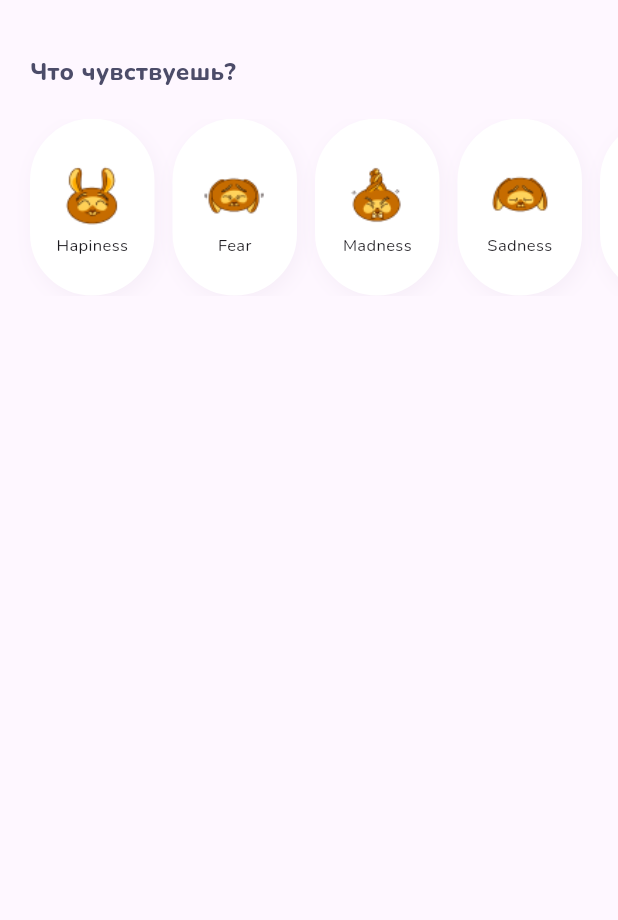
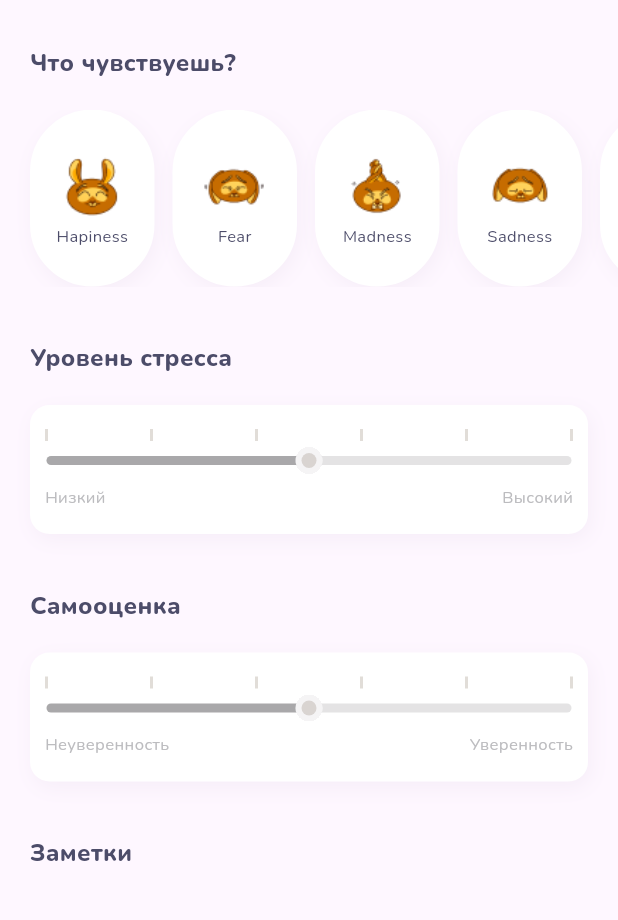
Before and after one commit to MaksimLevchenko/mood_diary, a Flutter app: the screen it shows after launch, after a tap on "Статистика", after a tap on "Дневник настроения", on a phone screen of 412 x 824 dp, the part 129-1049 px from its top. Run offline on Flutter 3.47's test engine with Material 3 defaults, Android fonts, the phone set to English and light mode, and no system bars; our stand-ins replace google_fonts.

Commit message:
Added sliders to main screen

```diff
--- a/lib/app_style/colors.dart
+++ b/lib/app_style/colors.dart
@@ -3,6 +3,7 @@ import 'package:flutter/material.dart';
 class AppColors {
   static Color lightBackground = const Color.fromRGBO(255, 253, 252, 1);
   static Color black = const Color.fromRGBO(76, 76, 105, 1);
+  static Color gray1 = const Color.fromRGBO(145, 158, 171, 1);
   static Color gray2 = const Color.fromRGBO(188, 188, 191, 1);
   static Color gray4 = const Color.fromRGBO(242, 242, 242, 1);
   static Color gray5 = const Color.fromRGBO(225, 221, 216, 1);
--- a/lib/models/person_mood.dart
+++ b/lib/models/person_mood.dart
@@ -57,12 +57,7 @@ class PersonMood extends ChangeNotifier {
     notifyListeners();
   }
 
-  double _stressLevel = 0.5;
-  double get stressLevel => _stressLevel;
-  set stressLevel(double value) {
-    _stressLevel = value;
-    // notifyListeners();
-  }
+  double stressLevel = 0.5;
 
   double selfAssessment = 0.5;
 
--- a/lib/screens/main_screen/main_screen.dart
+++ b/lib/screens/main_screen/main_screen.dart
@@ -6,7 +6,7 @@ import 'package:mood_diary/app_style/images.dart';
 import 'package:mood_diary/app_style/utils.dart';
 import 'package:mood_diary/screens/main_screen/tabs/mood_diary.dart';
 import 'package:mood_diary/screens/main_screen/tabs/statistic.dart';
-import 'package:mood_diary/widgets/tab_slider.dart';
+import 'package:mood_diary/widgets/tab_buttons.dart';
 import 'package:provider/provider.dart';
 
 class MainScreen extends StatefulWidget {
@@ -18,11 +18,11 @@ class MainScreen extends StatefulWidget {
 
 class _MainScreenState extends State<MainScreen> {
   GlobalKey tabBarKey = GlobalKey();
-  List<String> tabsNames = [
+  final List<String> tabsNames = [
     'Дневник настроения',
     'Статистика',
   ];
-  List<String> tabsIcons = [
+  final List<String> tabsIcons = [
     AppImages.diaryIconPath,
     AppImages.statisticIconPath,
   ];
@@ -73,15 +73,15 @@ class _MainScreenState extends State<MainScreen> {
         padding: const EdgeInsets.symmetric(horizontal: 20),
         child: Column(children: [
           Center(child: tabSelectWidget()),
-          const SizedBox(height: 36),
-          selectedTab == 0 ? MoodDiaryTab() : StatisticTab(),
+          const SizedBox(height: 30),
+          selectedTab == 0 ? const MoodDiaryTab() : const StatisticTab(),
         ]),
       ),
     );
   }
 
   Widget tabSelectWidget({GlobalKey? key}) {
-    return TabSlider(
+    return TabButtons(
       buttonIcons: tabsIcons,
       buttonNames: tabsNames,
       selectedTab: selectedTab,
--- a/lib/screens/main_screen/tabs/mood_diary.dart
+++ b/lib/screens/main_screen/tabs/mood_diary.dart
@@ -1,10 +1,9 @@
-import 'dart:ffi';
-
 import 'package:flutter/material.dart';
 import 'package:google_fonts/google_fonts.dart';
 import 'package:mood_diary/app_style/colors.dart';
 import 'package:mood_diary/app_style/utils.dart';
 import 'package:mood_diary/models/person_mood.dart';
+import 'package:mood_diary/widgets/dual_color_slider_shapes.dart';
 import 'package:provider/provider.dart';
 
 class MoodDiaryTab extends StatelessWidget {
@@ -14,12 +13,13 @@ class MoodDiaryTab extends StatelessWidget {
   Widget build(BuildContext context) {
     bool isMoodSelected =
         Provider.of<PersonMood>(context).pickedMoodIndex != null;
-    return Column(
+    return SingleChildScrollView(
+      child: Column(
         mainAxisAlignment: MainAxisAlignment.start,
         crossAxisAlignment: CrossAxisAlignment.start,
         children: [
           whatDoYouFeelText(),
-        const SizedBox(height: 20),
+          const SizedBox(height: Sizes.distanceInElement),
           SizedBox(
             height: Sizes.moodBoxSize.height,
             child: OverflowBox(
@@ -28,9 +28,23 @@ class MoodDiaryTab extends StatelessWidget {
               child: moodsListView(context),
             ),
           ),
-        SizedBox(height: 20),
-        isMoodSelected ? emotionsSelection(context) : SizedBox.square(),
+          isMoodSelected
+              ? const SizedBox(height: Sizes.distanceInElement)
+              : const SizedBox(),
+          isMoodSelected ? emotionsSelection(context) : const SizedBox(),
+          const SizedBox(height: Sizes.distanceBetweenElements),
+          stressLevelText(),
+          const SizedBox(height: Sizes.distanceInElement),
+          stressSlider(context),
+          const SizedBox(height: Sizes.distanceBetweenElements),
+          selfAssumingText(),
+          const SizedBox(height: Sizes.distanceInElement),
+          selfAssumingSlider(context),
+          const SizedBox(height: Sizes.distanceBetweenElements),
+          notesText(),
+          const SizedBox(height: Sizes.distanceInElement),
         ],
+      ),
     );
   }
 
@@ -43,14 +57,155 @@ class MoodDiaryTab extends StatelessWidget {
         ),
       );
 
+  Text stressLevelText() => Text(
+        'Уровень стресса',
+        style: GoogleFonts.nunito(
+          fontSize: 16,
+          fontWeight: FontWeight.w800,
+          color: AppColors.black,
+        ),
+      );
+
+  Widget stressSlider(BuildContext context) {
+    final personMood = Provider.of<PersonMood>(context);
+    onChanged(value) {
+      personMood.stressLevel = value;
+    }
+
+    return sliderBlockBuilder(context, () => personMood.stressLevel, onChanged,
+        ['Низкий', 'Высокий']);
+  }
+
+  Text notesText() => Text(
+        'Заметки',
+        style: GoogleFonts.nunito(
+          fontSize: 16,
+          fontWeight: FontWeight.w800,
+          color: AppColors.black,
+        ),
+      );
+
+  Text selfAssumingText() => Text(
+        'Самооценка',
+        style: GoogleFonts.nunito(
+          fontSize: 16,
+          fontWeight: FontWeight.w800,
+          color: AppColors.black,
+        ),
+      );
+
+  Widget selfAssumingSlider(BuildContext context) {
+    final personMood = Provider.of<PersonMood>(context);
+    onChanged(value) {
+      personMood.selfAssessment = value;
+    }
+
+    return sliderBlockBuilder(context, () => personMood.selfAssessment,
+        onChanged, ['Неуверенность', 'Уверенность']);
+  }
+
+  Widget sliderBlockBuilder(
+    BuildContext context,
+    double Function() getValue,
+    void Function(double) onChanged,
+    List<String> edgeNames,
+  ) {
+    const int stickNum = 6;
+    final List<SizedBox> sticks = List.generate(stickNum, (_) {
+      return SizedBox.fromSize(
+        size: Sizes.sliderBoxSticksSize,
+        child: DecoratedBox(
+          decoration: BoxDecoration(color: AppColors.gray5),
+        ),
+      );
+    });
+    bool isActive = Provider.of<PersonMood>(context).pickedMoodIndex != null;
+
+    final List<Text> edgeWidgets = edgeNames.map(
+      (e) {
+        return Text(
+          e,
+          style: GoogleFonts.nunito(
+            fontWeight: FontWeight.w400,
+            fontSize: 11,
+            color: isActive ? AppColors.gray1 : AppColors.gray2,
+          ),
+        );
+      },
+    ).toList();
+
+    return Container(
+      decoration: BoxDecoration(
+        borderRadius: BorderRadius.circular(Sizes.sliderBoxRadius),
+        color: Colors.white,
+        boxShadow: [AppColors.shadow],
+      ),
+      padding: const EdgeInsets.symmetric(vertical: 16, horizontal: 2.0),
+      child: Column(
+        children: [
+          Padding(
+            padding: const EdgeInsets.symmetric(horizontal: 8.0),
+            child: Row(
+              mainAxisAlignment: MainAxisAlignment.spaceBetween,
+              children: sticks,
+            ),
+          ),
+          const SizedBox(height: 4),
+          sliderBuilder(onChanged, getValue),
+          const SizedBox(height: 8),
+          Padding(
+            padding: const EdgeInsets.symmetric(horizontal: 8.0),
+            child: Row(
+              mainAxisAlignment: MainAxisAlignment.spaceBetween,
+              children: edgeWidgets,
+            ),
+          )
+        ],
+      ),
+    );
+  }
+
+  StatefulBuilder sliderBuilder(
+      void Function(double) onChanged, double Function() getValue) {
+    return StatefulBuilder(builder: (context, setState) {
+      onSliderChange(value) {
+        onChanged(value);
+        setState(() {});
+      }
+
+      bool isActive = Provider.of<PersonMood>(context).pickedMoodIndex == null;
+      return SliderTheme(
+        data: SliderTheme.of(context).copyWith(
+          // thumbShape: SliderComponentShape.noThumb,
+          thumbShape: DualColorThumbShape(
+            enabledFirstThumbRadius: 18 / 2,
+            enabledSecondThumbRadius: 10 / 2,
+            firstColor: Colors.white,
+            secondColor: isActive ? AppColors.gray5 : AppColors.tangerine,
+          ),
+          trackHeight: 6,
+          overlayShape: SliderComponentShape.noOverlay,
+          trackShape: const OneHeightTrackShape(32.0),
+        ),
+        child: Slider(
+          value: getValue(),
+          onChanged: isActive ? null : onSliderChange,
+          activeColor: AppColors.tangerine,
+          inactiveColor: AppColors.gray5,
+          secondaryActiveColor: AppColors.gray5,
+        ),
+      );
+    });
+  }
+
   Widget moodsListView(BuildContext context) {
     return ListView.separated(
       scrollDirection: Axis.horizontal,
-      padding: EdgeInsets.symmetric(horizontal: 20),
+      padding: const EdgeInsets.symmetric(horizontal: 20),
       itemBuilder: (_, index) {
         return moodTile(context, index);
       },
-      separatorBuilder: (_, i) => SizedBox(
+      separatorBuilder: (_, i) => const SizedBox(
         width: Sizes.moodBoxSeparatorWidth,
       ),
       itemCount: PersonMood.moods.length,
@@ -70,7 +225,7 @@ class MoodDiaryTab extends StatelessWidget {
       onTap: () => Provider.of<PersonMood>(context, listen: false)
           .pickedEmotionIndex = index,
       child: Container(
-        padding: EdgeInsets.symmetric(vertical: 8, horizontal: 3),
+        padding: const EdgeInsets.symmetric(vertical: 3, horizontal: 8),
         alignment: Alignment.center,
         decoration: BoxDecoration(
             borderRadius: BorderRadius.circular(Sizes.emotionBoxRadius),
@@ -87,29 +242,23 @@ class MoodDiaryTab extends StatelessWidget {
 
   List<Row> emotionsTileToRows(BuildContext context) {
     double screenWidth = MediaQuery.of(context).size.width;
-    double acceptableWidth =
-        screenWidth - 40 - 60; // 60 - coefficient for beautyfulness
-
+    double acceptableWidth = screenWidth - 40;
     List<double> elementsWidth = [];
     for (var element in PersonMood.emotions) {
-      elementsWidth.add(element.length * 6.3 + 16);
+      elementsWidth.add(element.length * 6.55 + 16 + 16);
     }
 
     List<List<Widget>> widgetsList = [[]];
     double rowElementsWidth = 0.0;
     for (int index = 0; index < PersonMood.emotions.length; index++) {
-      if (elementsWidth[index] + rowElementsWidth > acceptableWidth) {
-        widgetsList.add([
-          SizedBox(
-            height: 8,
-          )
-        ]);
+      if (elementsWidth[index] + rowElementsWidth >= acceptableWidth) {
+        widgetsList.add([const SizedBox(height: 8)]);
         widgetsList.add([]);
         rowElementsWidth = 0.0;
       }
       rowElementsWidth += elementsWidth[index];
       widgetsList.last.add(emotionTile(context, index));
-      widgetsList.last.add(SizedBox(width: 8));
+      widgetsList.last.add(const SizedBox(width: 8));
     }
     return widgetsList.map((widgets) {
       return Row(
@@ -150,6 +299,7 @@ class MoodDiaryTab extends StatelessWidget {
                   style: GoogleFonts.nunito(
                     fontSize: 11,
                     fontWeight: FontWeight.w400,
+                    color: AppColors.black,
                   ),
                 )
               ],
--- /dev/null
+++ b/lib/widgets/dual_color_slider_shapes.dart
@@ -0,0 +1,180 @@
+// ignore: unnecessary_import
+import 'dart:ui';
+
+import 'package:flutter/material.dart';
+import 'package:mood_diary/app_style/colors.dart';
+
+class DualColorThumbShape extends SliderComponentShape {
+  final double enabledFirstThumbRadius;
+  final double enabledSecondThumbRadius;
+  final Color firstColor;
+  final Color secondColor;
+
+  const DualColorThumbShape({
+    required this.enabledFirstThumbRadius,
+    required this.enabledSecondThumbRadius,
+    required this.firstColor,
+    required this.secondColor,
+  });
+
+  @override
+  Size getPreferredSize(bool isEnabled, bool isDiscrete) {
+    return Size.fromRadius(enabledFirstThumbRadius);
+  }
+
+  @override
+  void paint(
+    PaintingContext context,
+    Offset center, {
+    required Animation<double> activationAnimation,
+    required Animation<double> enableAnimation,
+    required bool isDiscrete,
+    required TextPainter labelPainter,
+    required RenderBox parentBox,
+    required SliderThemeData sliderTheme,
+    required TextDirection textDirection,
+    required double value,
+    required double textScaleFactor,
+    required Size sizeWithOverflow,
+  }) {
+    final Canvas canvas = context.canvas;
+
+    final paint1 = Paint()
+      ..color = firstColor
+      ..style = PaintingStyle.fill;
+
+    final paint2 = Paint()
+      ..color = secondColor
+      ..style = PaintingStyle.fill;
+
+    final firstThumbRadius = enabledFirstThumbRadius;
+    final secondThumbRadius = enabledSecondThumbRadius;
+
+    final thumbShadowPath = Path()
+      ..addOval(Rect.fromCircle(center: center, radius: firstThumbRadius));
+
+    canvas.drawCircle(center, firstThumbRadius, paint1);
+    canvas.drawCircle(center, secondThumbRadius, paint2);
+    canvas.drawShadow(
+      thumbShadowPath,
+      AppColors.shadow.color,
+      AppColors.shadow.spreadRadius,
+      true,
+    );
+  }
+}
+
+class OneHeightTrackShape extends SliderTrackShape with BaseSliderTrackShape {
+  /// Create a slider track that draws two rectangles with rounded outer edges.
+  final double trackRadiusPixels;
+  const OneHeightTrackShape(this.trackRadiusPixels);
+
+  @override
+  void paint(
+    PaintingContext context,
+    Offset offset, {
+    required RenderBox parentBox,
+    required SliderThemeData sliderTheme,
+    required Animation<double> enableAnimation,
+    required TextDirection textDirection,
+    required Offset thumbCenter,
+    Offset? secondaryOffset,
+    bool isDiscrete = false,
+    bool isEnabled = false,
+  }) {
+    assert(sliderTheme.disabledActiveTrackColor != null);
+    assert(sliderTheme.disabledInactiveTrackColor != null);
+    assert(sliderTheme.activeTrackColor != null);
+    assert(sliderTheme.inactiveTrackColor != null);
+    assert(sliderTheme.thumbShape != null);
+    if (sliderTheme.trackHeight == null || sliderTheme.trackHeight! <= 0) {
+      return;
+    }
+
+    final ColorTween activeTrackColorTween = ColorTween(
+        begin: sliderTheme.disabledActiveTrackColor,
+        end: sliderTheme.activeTrackColor);
+    final ColorTween inactiveTrackColorTween = ColorTween(
+        begin: sliderTheme.disabledInactiveTrackColor,
+        end: sliderTheme.inactiveTrackColor);
+    final Paint activePaint = Paint()
+      ..color = activeTrackColorTween.evaluate(enableAnimation)!;
+    final Paint inactivePaint = Paint()
+      ..color = inactiveTrackColorTween.evaluate(enableAnimation)!;
+    final (Paint leftTrackPaint, Paint rightTrackPaint) =
+        switch (textDirection) {
+      TextDirection.ltr => (activePaint, inactivePaint),
+      TextDirection.rtl => (inactivePaint, activePaint),
+    };
+
+    final Rect trackRect = getPreferredRect(
+      parentBox: parentBox,
+      offset: offset,
+      sliderTheme: sliderTheme,
+      isEnabled: isEnabled,
+      isDiscrete: isDiscrete,
+    );
+    final Radius trackRadius = Radius.circular(trackRadiusPixels);
+
+    context.canvas.drawRRect(
+      RRect.fromLTRBAndCorners(
+        trackRect.left,
+        trackRect.top,
+        thumbCenter.dx,
+        trackRect.bottom,
+        topLeft: trackRadius,
+        bottomLeft: trackRadius,
+      ),
+      leftTrackPaint,
+    );
+    context.canvas.drawRRect(
+      RRect.fromLTRBAndCorners(
+        thumbCenter.dx,
+        trackRect.top,
+        trackRect.right,
+        trackRect.bottom,
+        topRight: trackRadius,
+        bottomRight: trackRadius,
+      ),
+      rightTrackPaint,
+    );
+
+    final bool showSecondaryTrack = (secondaryOffset != null) &&
+        ((textDirection == TextDirection.ltr)
+            ? (secondaryOffset.dx > thumbCenter.dx)
+            : (secondaryOffset.dx < thumbCenter.dx));
+
+    if (showSecondaryTrack) {
+      final ColorTween secondaryTrackColorTween = ColorTween(
+          begin: sliderTheme.disabledSecondaryActiveTrackColor,
+          end: sliderTheme.secondaryActiveTrackColor);
+      final Paint secondaryTrackPaint = Paint()
+        ..color = secondaryTrackColorTween.evaluate(enableAnimation)!;
+      if (textDirection == TextDirection.ltr) {
+        context.canvas.drawRRect(
+          RRect.fromLTRBAndCorners(
+            thumbCenter.dx,
+            trackRect.top,
+            secondaryOffset.dx,
+            trackRect.bottom,
+            topRight: trackRadius,
+            bottomRight: trackRadius,
+          ),
+          secondaryTrackPaint,
+        );
+      } else {
+        context.canvas.drawRRect(
+          RRect.fromLTRBAndCorners(
+            secondaryOffset.dx,
+            trackRect.top,
+            thumbCenter.dx,
+            trackRect.bottom,
+            topLeft: trackRadius,
+            bottomLeft: trackRadius,
+          ),
+          secondaryTrackPaint,
+        );
+      }
+    }
+  }
+}
--- a/lib/widgets/tab_slider.dart
+++ b/lib/widgets/tab_buttons.dart
@@ -1,8 +1,8 @@
 import 'package:flutter/material.dart';
 import 'package:google_fonts/google_fonts.dart';
 
-class TabSlider extends StatelessWidget {
-  const TabSlider({
+class TabButtons extends StatelessWidget {
+  const TabButtons({
     super.key,
     required this.buttonNames,
     required this.buttonIcons,
```
Lines whose indentation alone changed are shown as unchanged.
